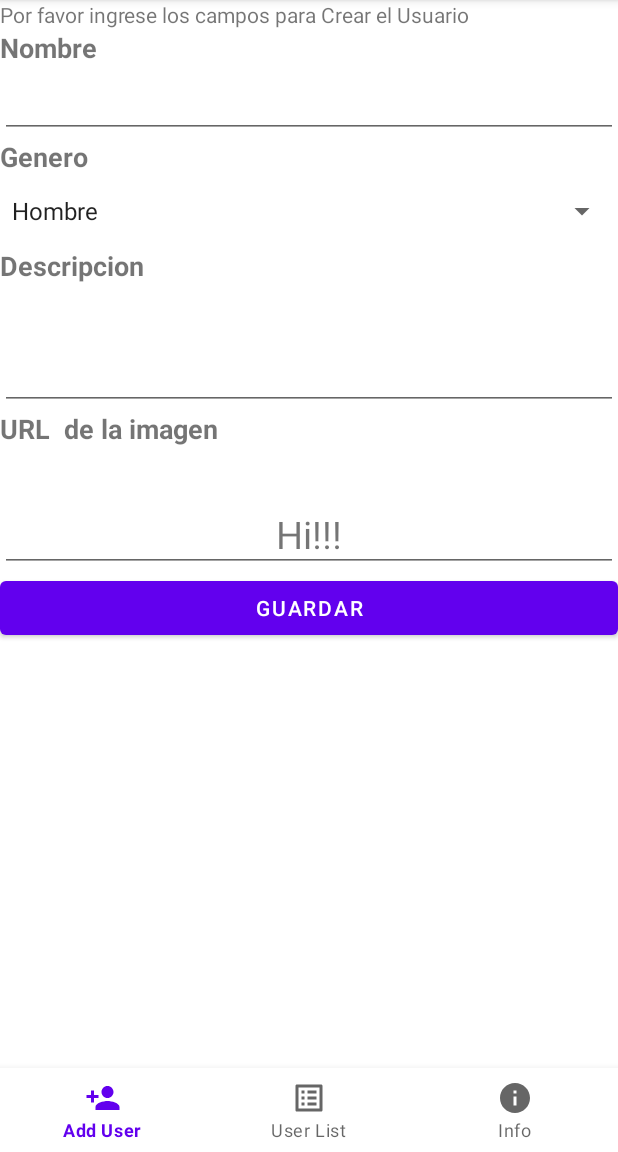
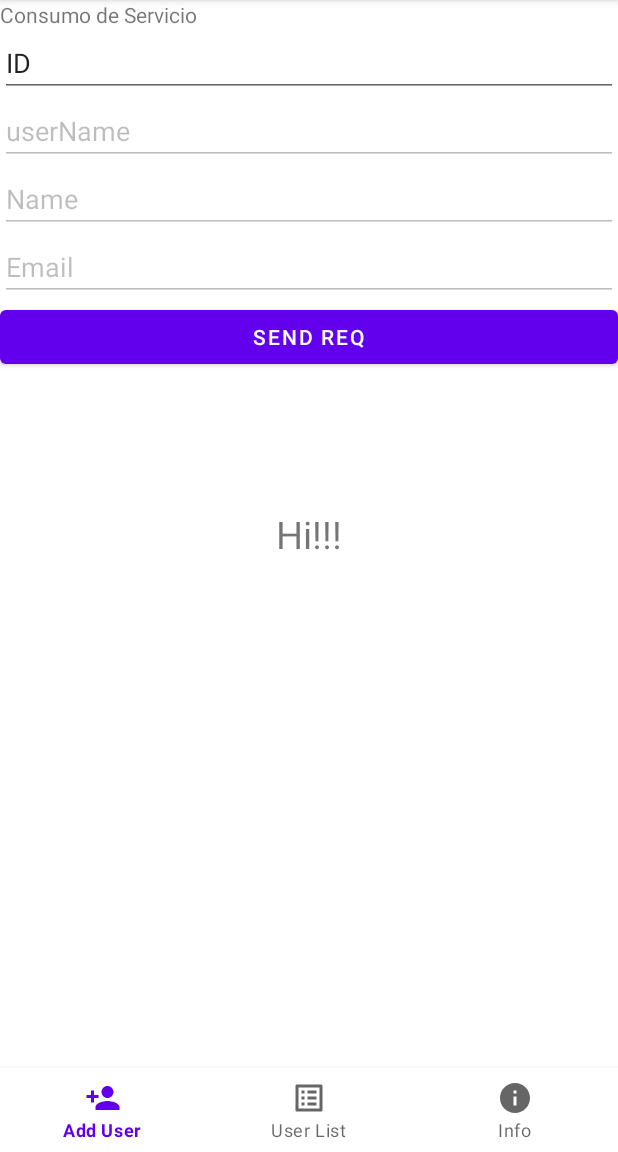
Before and after one commit to aflorezgut123/appUsuario, an Android app: the fragment AddUsersFragment placed in its activity, on a phone screen of 412 x 824 dp, the part 84-1236 px from its top. Run offline under Robolectric (Android 15) with nearby library versions, the phone set to English and light mode, and no system bars; our stand-ins replace Firebase (no records; nobody signed in at launch, a user with empty details on screens opened directly), Volley.

Commit message:
Add get from jsonplaceholder
Add from api https://jsonplaceholder.typicode.com/users/ donde se consulta los datos del json

```diff
--- a/app/build.gradle
+++ b/app/build.gradle
@@ -34,6 +34,7 @@ dependencies {
     implementation 'com.google.android.material:material:1.4.0'
     implementation 'androidx.constraintlayout:constraintlayout:2.1.1'
     implementation 'com.google.firebase:firebase-firestore:21.4.0'
+    implementation 'com.android.volley:volley:1.2.1'
     testImplementation 'junit:junit:4.+'
     androidTestImplementation 'androidx.test.ext:junit:1.1.3'
     androidTestImplementation 'androidx.test.espresso:espresso-core:3.4.0'
--- a/app/src/main/java/co/org/poli/appusuarios/AddUsersFragment.java
+++ b/app/src/main/java/co/org/poli/appusuarios/AddUsersFragment.java
@@ -16,16 +16,29 @@ import androidx.annotation.NonNull;
 import androidx.annotation.Nullable;
 import androidx.fragment.app.Fragment;
 
+import com.android.volley.Request;
+import com.android.volley.Response;
+import com.android.volley.VolleyError;
+import com.android.volley.toolbox.StringRequest;
+import com.android.volley.toolbox.Volley;
 import com.google.android.gms.tasks.OnFailureListener;
 import com.google.android.gms.tasks.OnSuccessListener;
 import com.google.firebase.firestore.DocumentReference;
 import com.google.firebase.firestore.FirebaseFirestore;
 
+import org.json.JSONException;
+import org.json.JSONObject;
+
 import java.util.HashMap;
 import java.util.Map;
 
 public class AddUsersFragment extends Fragment {
-    private static final String TAG = "MyActivity";
+
+    private EditText etUserId, etUsername, etEmail, etName;
+    private Button btnSendAction;
+    private final static String API_URL = "https://jsonplaceholder.typicode.com/users/";
+
+
     View view;
     User user;
     EditText txtName;
@@ -36,44 +49,62 @@ public class AddUsersFragment extends Fragment {
     @Override
     public View onCreateView(@NonNull LayoutInflater inflater, @Nullable ViewGroup container, @Nullable Bundle savedInstanceState) {
         view = inflater.inflate(R.layout.create_user_fragment, container, false);
-        Spinner opciones = view.findViewById(R.id.cmbGenero);
-        Button btnGuardar = view.findViewById(R.id.btnGuardar);
+        etUserId = view.findViewById(R.id.etUserID);
+        etUsername = view.findViewById(R.id.etUserName);
+        etEmail = view.findViewById(R.id.etEMail);
+        etName = view.findViewById(R.id.etName);
+        btnSendAction = view.findViewById(R.id.btnSendAction);
 
-        btnGuardar.setOnClickListener(v -> Guardar());
+        btnSendAction.setOnClickListener(v -> makeGetRequest());
 
-
-        ArrayAdapter<CharSequence> adapter = ArrayAdapter.createFromResource(getActivity(), R.array.opciones, android.R.layout.simple_spinner_item);
-        adapter.setDropDownViewResource(android.R.layout.simple_spinner_dropdown_item);
-        opciones.setAdapter(adapter);
         return view;
 
     }
 
-    public void Guardar(){
-        txtName = view.findViewById(R.id.idTextName);
-        txtName.setText("");
-        FirebaseFirestore db = FirebaseFirestore.getInstance();
-        Map<String, Object> user = new HashMap<>();
-        user.put("first", "Ada");
-        user.put("last", "Lovelace");
-        user.put("born", 1815);
 
-// Add a new document with a generated ID
-        Toast.makeText(getActivity(),"Registro Enviado",Toast.LENGTH_SHORT).show();
-//        db.collection("usuario")
-//                .add(user)
-//                .addOnSuccessListener(new OnSuccessListener<DocumentReference>() {
-//                    @Override
-//                    public void onSuccess(DocumentReference documentReference) {
-//                        Log.d(TAG, "DocumentSnapshot added with ID: " + documentReference.getId());
-//                    }
-//                })
-//                .addOnFailureListener(new OnFailureListener() {
-//                    @Override
-//                    public void onFailure(@NonNull Exception e) {
-//                        Log.w(TAG, "Error adding document", e);
-//                    }
-//                });
+    private void makeGetRequest() {
+        String numApi = etUserId.getText().toString();
+        if (numApi.equals("1") || numApi.equals("2") ||
+                numApi.equals("3") || numApi.equals("4") ||
+                numApi.equals("5") || numApi.equals("6") ||
+                numApi.equals("7") || numApi.equals("8") ||
+                numApi.equals("9") || numApi.equals("10")) {
+
+            StringRequest strRequest = new StringRequest(Request.Method.GET, API_URL + numApi, new Response.Listener<String>() {
+                @Override
+                public void onResponse(String response) {
+                    try {
+                        JSONObject responseObject = new JSONObject(response);
+                        String userId = responseObject.getString("id");
+                        String userName = responseObject.getString("username");
+                        String name = responseObject.getString("name");
+                        String email = responseObject.getString("email");
+
+                        etUserId.setText(userId);
+                        etUsername.setText(userName);
+                        etName.setText(name);
+                        etEmail.setText(email);
+                    } catch (JSONException e) {
+                        e.printStackTrace();
+
+                    }
+                }
+            },
+                    new Response.ErrorListener() {
+                        @Override
+                        public void onErrorResponse(VolleyError error) {
+                            Log.e("[RESQUEST ERROR]", error.getMessage());
+                        }
+                    }
+            );
+            Volley.newRequestQueue(this.view.getContext()).add(strRequest);
+        } else {
+            Toast toast1 =
+//                    Toast.makeText(getApplicationContext(),
+                    Toast.makeText(this.view.getContext(),
+                            "Por favor ingrese un valor entre 1 a 10", Toast.LENGTH_SHORT);
+            toast1.show();
+        }
     }
 
 }
--- a/app/src/main/res/layout/create_user_fragment.xml
+++ b/app/src/main/res/layout/create_user_fragment.xml
@@ -1,91 +1,65 @@
 <?xml version="1.0" encoding="utf-8"?>
 <RelativeLayout xmlns:android="http://schemas.android.com/apk/res/android"
+    xmlns:tools="http://schemas.android.com/tools"
     android:id="@+id/createUserFragment"
     android:layout_width="match_parent"
     android:layout_height="match_parent">
 
+
     <LinearLayout
         android:layout_width="match_parent"
         android:layout_height="match_parent"
-        android:orientation="vertical">
+        android:orientation="vertical"
+        tools:layout_editor_absoluteX="0dp"
+        tools:layout_editor_absoluteY="0dp">
 
         <TextView
-            android:id="@+id/idText"
             android:layout_width="wrap_content"
             android:layout_height="wrap_content"
-            android:text="Por favor ingrese los campos para Crear el Usuario" />
-
-        <TextView
-            android:id="@+id/textView8"
-            android:layout_width="match_parent"
-            android:layout_height="wrap_content"
-            android:text="Nombre"
-            android:textSize="18sp"
-            android:textStyle="bold" />
+            android:text="Consumo de Servicio" />
 
         <EditText
-            android:id="@+id/txtName"
+            android:id="@+id/etUserID"
             android:layout_width="match_parent"
             android:layout_height="wrap_content"
             android:ems="10"
-            android:minHeight="48dp"
             android:inputType="textPersonName"
-            />
+            android:text="ID" />
 
-        <TextView
-            android:id="@+id/idGenre"
+        <EditText
+            android:id="@+id/etUserName"
             android:layout_width="match_parent"
             android:layout_height="wrap_content"
-            android:text="Genero"
-            android:textSize="18sp"
-            android:textStyle="bold" />
+            android:ems="10"
+            android:enabled="false"
+            android:inputType="textPersonName"
+            android:text="userName" />
 
-        <Spinner
-            android:id="@+id/cmbGenero"
+        <EditText
+            android:id="@+id/etName"
             android:layout_width="match_parent"
             android:layout_height="wrap_content"
-            android:minHeight="48dp"
-            android:tooltipText="" />
+            android:ems="10"
+            android:enabled="false"
+            android:inputType="textPersonName"
+            android:text="Name" />
 
-        <TextView
-            android:id="@+id/idTextGenre"
+        <EditText
+            android:id="@+id/etEMail"
             android:layout_width="match_parent"
             android:layout_height="wrap_content"
-            android:text="Descripcion"
-            android:textSize="18sp"
-            android:textStyle="bold" />
+            android:ems="10"
+            android:enabled="false"
+            android:inputType="textPersonName"
+            android:text="Email" />
 
-        <EditText
-            android:id="@+id/txtDescription"
-            android:layout_width="match_parent"
-            android:layout_height="84dp"
-            android:ems="10"
-            android:gravity="start|top"
-            android:inputType="textMultiLine"
-            />
-
-        <TextView
-            android:id="@+id/textView7"
+        <Button
+            android:id="@+id/btnSendAction"
             android:layout_width="match_parent"
             android:layout_height="wrap_content"
-            android:text="URL  de la imagen"
-            android:textSize="18sp"
-            android:textStyle="bold" />
+            android:onClick="sendRequest"
+            android:text="SEND REQ" />
 
-        <EditText
-            android:id="@+id/txtURLimage"
-            android:layout_width="match_parent"
-            android:layout_height="83dp"
-            android:ems="10"
-            android:gravity="start|top"
-            android:inputType="textMultiLine" />
-
-        <Button
-            android:id="@+id/btnGuardar"
-            android:layout_width="match_parent"
-            android:layout_height="wrap_content"
-            android:onClick="Guardar"
-            android:text="Guardar" />
     </LinearLayout>
 
 </RelativeLayout>
--- a/app/src/main/res/values/strings.xml
+++ b/app/src/main/res/values/strings.xml
@@ -1,4 +1,8 @@
 <resources>
     <string name="app_name">appUsuarios</string>
     <string name="hello"> Hi!!!</string>
+    <string name="autor1">Mi nombre es Luis Roah, Ingeniero de sistemas;
+        me gusta aprender, montar cicla, amar la naturaleza y cuidar la vida</string>
+    <string name="autor2">Mi nombre es Anderson, Ingeniero de sistemas....
+        </string>
 </resources>
```
Also changed, not shown: app/src/main/res/layout/info_fragment.xml (+45 -5 lines), app/src/main/res/drawable-mdpi/paisaje.jpeg (added).
